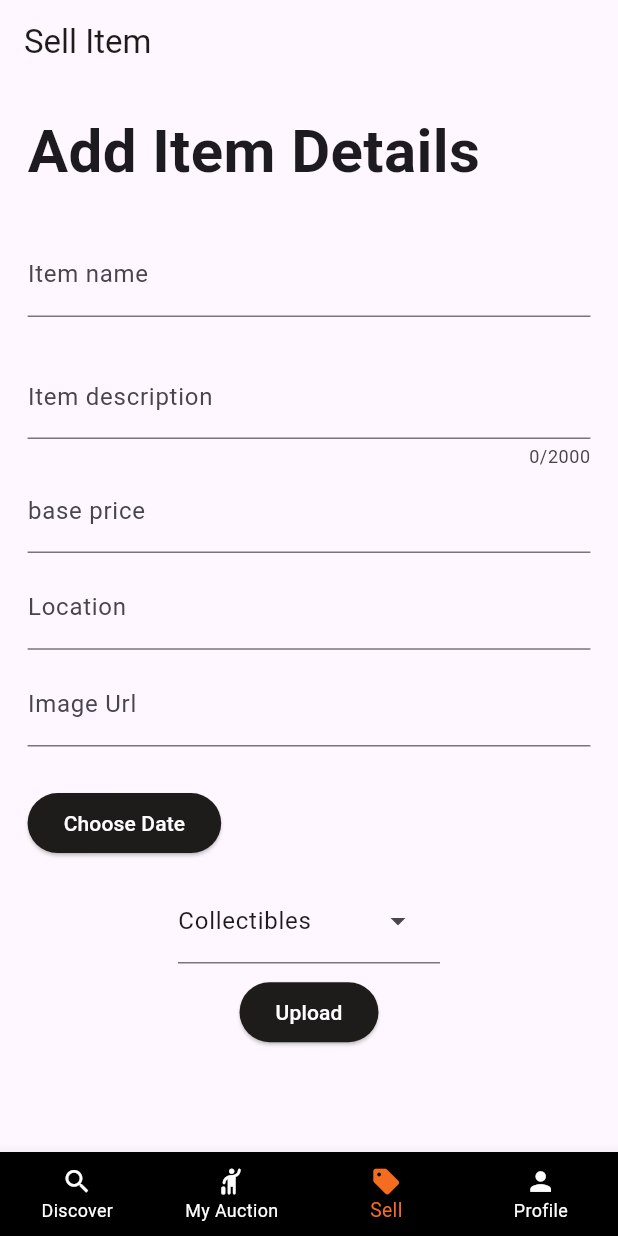
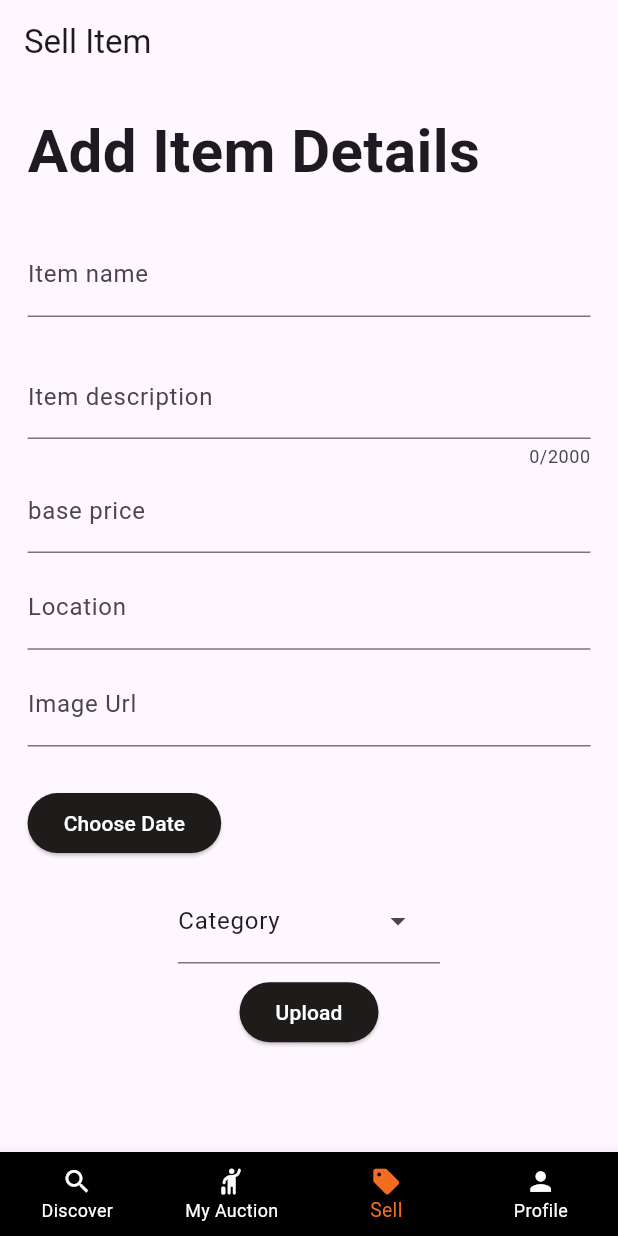
Before and after one commit to yekkaladeviavinash/LiveAuction, a Flutter app: the screen it shows once a user with an empty profile is signed in, item 3 of the bottom bar chosen, on a phone screen of 412 x 824 dp. Run offline on Flutter 3.47's test engine with Material 3 defaults, Android fonts, the phone set to English and light mode, and no system bars; our stand-ins replace cloud_firestore, firebase_auth, firebase_core, firebase_storage, get, image_picker and 1 more; missing offline and left inert: firebase_app_check; accounts and stored records are empty.

Commit message:
Category name added

```diff
--- a/lib/pages/seller.dart
+++ b/lib/pages/seller.dart
@@ -9,6 +9,7 @@ import 'package:liveauction/pages/seller_controller.dart';
 import 'package:liveauction/utils.dart';
 
 const List<String> list = [
+  'Category',
   'Collectibles',
   'Antiques',
   'Articrafts',
```
